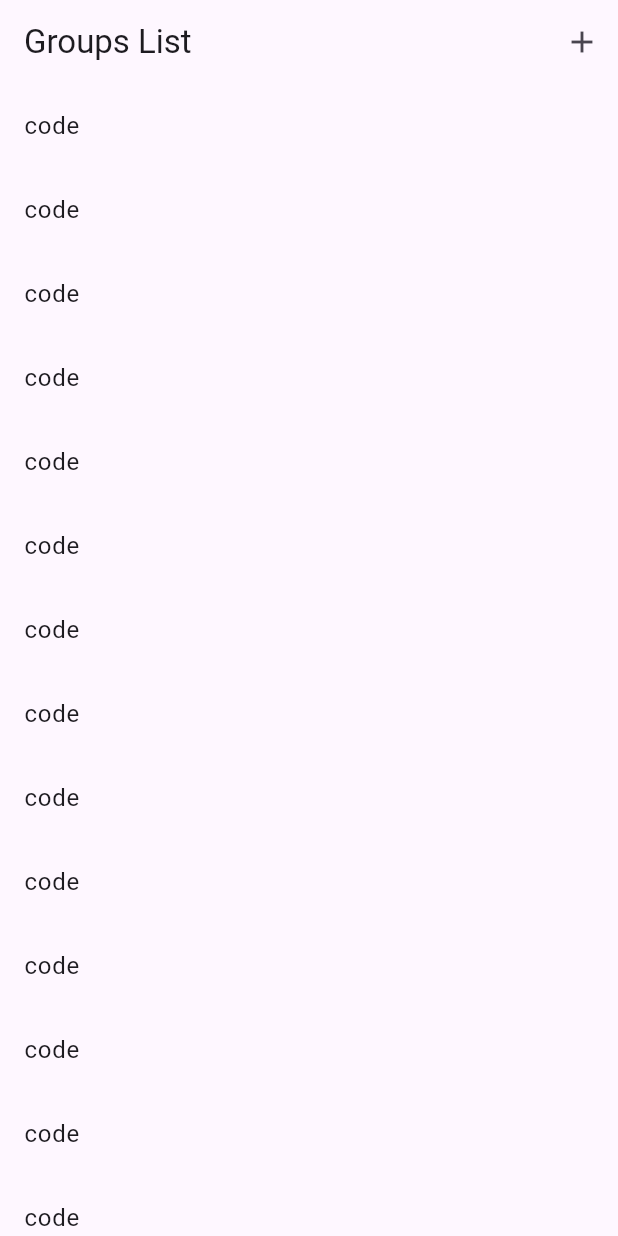
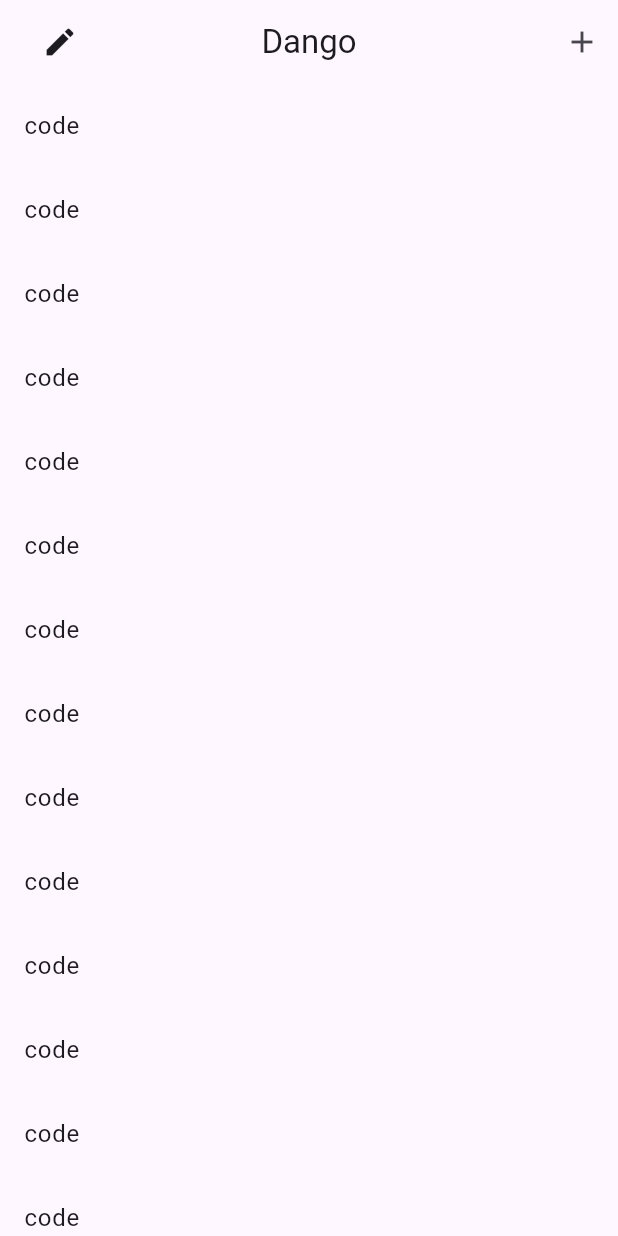
Before and after one commit to TEAM-LEG3ND/dango, a Flutter app: the screen it shows after launch, on a phone screen of 412 x 824 dp. Run offline on Flutter 3.47's test engine with Material 3 defaults, Android fonts, the light colour scheme and no system bars; our stand-ins replace realm; generated files the repository leaves out were written again; statements that could not run were skipped.

Commit message:
refactor code to add group list page

```diff
--- a/lib/main.dart
+++ b/lib/main.dart
@@ -1,7 +1,6 @@
 import 'package:dango/pages/expense_page.dart';
+import 'package:dango/pages/group_list_page.dart';
 import 'package:dango/viewmodels/expense_viewmodel.dart';
-import 'package:dango/views/expense_view.dart';
-import 'package:dango/views/list_view.dart';
 import 'package:flutter/material.dart';
 import 'package:provider/provider.dart';
 import 'package:realm/realm.dart';
@@ -26,7 +25,7 @@ void main() {
         navigatorKey: navigationService.navigatorKey,
         initialRoute: '/',
         routes: {
-          '/': (context) => const ListViewScreen(),
+          '/': (context) => const GroupPage(),
           '/expense': (context) {
             final args = ModalRoute.of(context)!.settings.arguments
                 as Map<String, dynamic>;
--- /dev/null
+++ b/lib/pages/group_list_page.dart
@@ -0,0 +1,54 @@
+import 'package:dango/pages/expense_page.dart';
+import 'package:dango/viewmodels/expense_viewmodel.dart';
+import 'package:dango/views/list_view.dart';
+import 'package:dango/views/widgets/app_bar_base.dart';
+import 'package:flutter/material.dart';
+import 'package:provider/provider.dart';
+import 'package:realm/realm.dart';
+
+class GroupPage extends StatefulWidget {
+  const GroupPage({super.key});
+
+  @override
+  _GroupPageState createState() => _GroupPageState();
+}
+
+class _GroupPageState extends State<GroupPage> {
+  @override
+  Widget build(BuildContext context) {
+    final viewModel = Provider.of<ExpenseViewModel>(context);
+    return Scaffold(
+      appBar: AppBarBase(
+        leading: const Icon(Icons.edit),
+        title: 'Dango',
+        action: IconButton(
+          icon: const Icon(Icons.add),
+          onPressed: () async {
+            if (viewModel.groups.isNotEmpty) {
+              final newGroup = viewModel.groups.last;
+              Navigator.push(
+                context,
+                MaterialPageRoute(
+                  builder: (context) => ExpensePage(
+                    groupId: newGroup.id,
+                    groupName: newGroup.name,
+                  ),
+                ),
+              );
+            } else {
+              ScaffoldMessenger.of(context).showSnackBar(
+                const SnackBar(
+                    content: Text('No groups available to navigate to.')),
+              );
+            }
+          },
+        ),
+        onLeadingTap: () {
+          Navigator.pop(
+              context); // This will navigate back to the previous screen
+        },
+      ),
+      body: const GroupListView(),
+    );
+  }
+}
--- a/lib/views/expense_view.dart
+++ b/lib/views/expense_view.dart
@@ -12,8 +12,8 @@ class ExpenseView extends StatefulWidget {
   final ObjectId groupId;
   final String groupName;
 
-  const ExpenseView({Key? key, required this.groupId, required this.groupName})
-      : super(key: key);
+  const ExpenseView(
+      {super.key, required this.groupId, required this.groupName});
 
   @override
   State<ExpenseView> createState() => _ExpenseViewState();
@@ -37,7 +37,7 @@ class _ExpenseViewState extends State<ExpenseView> {
             appBar: AppBar(
               title: const Text("Group Detailffs"),
             ),
-            body: Center(
+            body: const Center(
               child: CircularProgressIndicator(),
             ),
           );
--- a/lib/views/list_view.dart
+++ b/lib/views/list_view.dart
@@ -3,41 +3,16 @@ import 'package:provider/provider.dart';
 import '../viewmodels/expense_viewmodel.dart';
 import '../pages/expense_page.dart';
 
-class ListViewScreen extends StatelessWidget {
-  const ListViewScreen({Key? key}) : super(key: key);
+class GroupListView extends StatelessWidget {
+  const GroupListView({super.key});
 
   @override
   Widget build(BuildContext context) {
     final viewModel = Provider.of<ExpenseViewModel>(context);
 
     return Scaffold(
-      appBar: AppBar(
-        title: const Text("Groups List"),
-        actions: [
-          IconButton(
-            icon: const Icon(Icons.add),
-            onPressed: () async {
-              // Add a new group with a default name
-              await viewModel.addNewGroup('New Group');
-
-              // After adding the group, navigate to ExpensePage of the newly added group
-              final newGroup = viewModel.groups.last;
-              Navigator.push(
-                context,
-                MaterialPageRoute(
-                  builder: (context) => ExpensePage(
-                    groupId: newGroup.id,
-                    groupName: newGroup.name,
-                  ),
-                ),
-              );
-            },
-          ),
-        ],
-      ),
       body: Column(
         children: [
-          // The ListView containing the groups
           Expanded(
             child: ListView.builder(
               itemCount: viewModel.groups.length,
@@ -46,7 +21,6 @@ class ListViewScreen extends StatelessWidget {
                 return ListTile(
                   title: Text(group.name),
                   onTap: () {
-                    // Navigate to ExpensePage and pass the group ID
                     Navigator.push(
                       context,
                       MaterialPageRoute(
--- a/lib/views/widgets/add_expense_dialog.dart
+++ b/lib/views/widgets/add_expense_dialog.dart
@@ -1,5 +1,3 @@
-import 'dart:math';
-
 import 'package:flutter/material.dart';
 import 'package:provider/provider.dart';
 import 'package:realm/realm.dart';
```
Also changed, not shown: lib/pages/expense_page.dart (+24 -3 lines), lib/views/widgets/app_bar_base.dart (+6 -34 lines).
